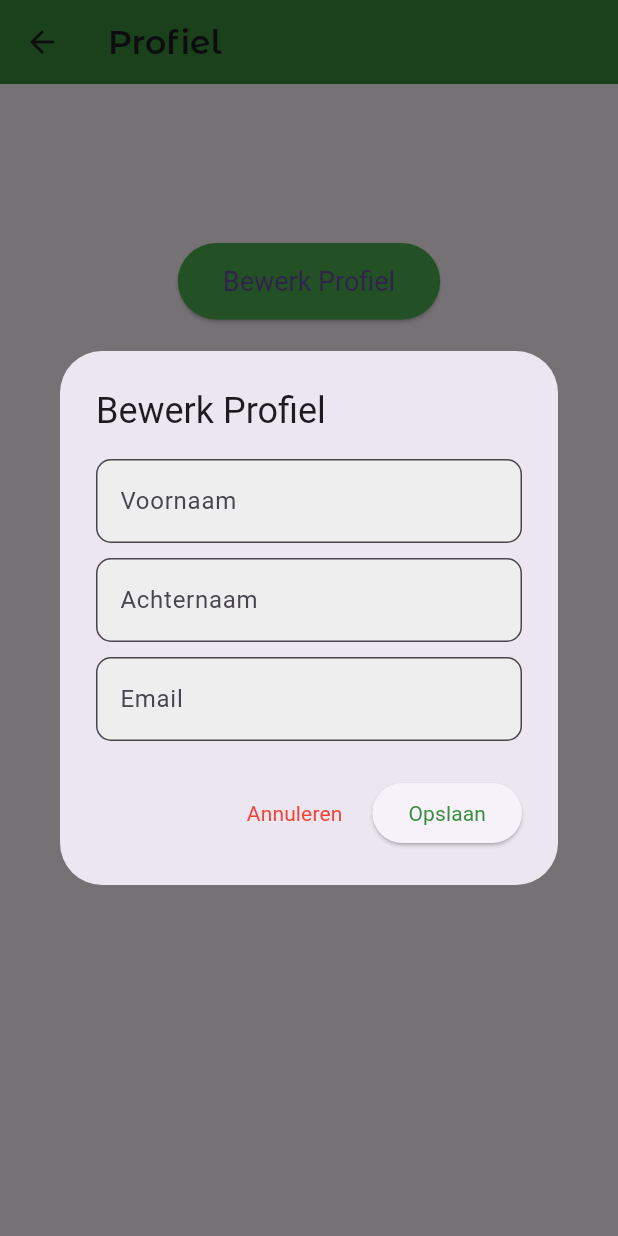
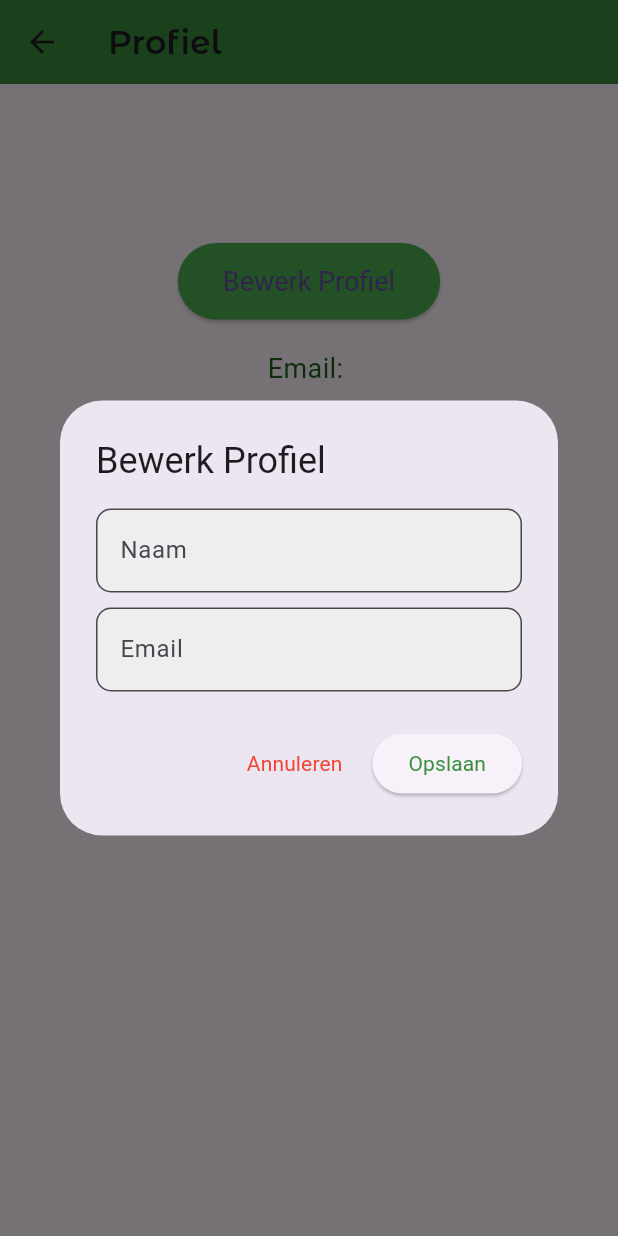
Before and after one commit to TomGijsbers/florafocus, a Flutter app: the ProfilePage screen opened directly with empty values, after a tap on "Bewerk Profiel", on a phone screen of 412 x 824 dp. Run offline on Flutter 3.47's test engine with Material 3 defaults, Android fonts, the light colour scheme and no system bars; network calls fail; project files that could hold a hidden picture were left out.

Commit message:
new user login/profile

```diff
--- a/lib/api/api_service.dart
+++ b/lib/api/api_service.dart
@@ -4,13 +4,13 @@ import 'package:http/http.dart'
 
 class ApiService {
   static const String baseUrl =
-      'https://dull-eggs-flash.loca.lt/users'; // De basis-URL van de API
+      'http://localhost:8083/api/user'; // De basis-URL van de API
 
   // Functie om gebruikers voor de leaderboard op te halen
   Future<List<Map<String, dynamic>>> fetchUsers() async {
     try {
-      final response = await http
-          .get(Uri.parse(baseUrl)); // Haal gebruikersgegevens op van de API
+      final response = await http.get(
+          Uri.parse('$baseUrl/all')); // Haal gebruikersgegevens op van de API
 
       if (response.statusCode == 200) {
         List<dynamic> data = json.decode(
--- a/lib/pages/profile_page.dart
+++ b/lib/pages/profile_page.dart
@@ -1,6 +1,7 @@
 import 'package:flutter/material.dart'; // Importeer de Flutter-material design bibliotheek
 import '/widgets/profile_header.dart'; // Importeer de ProfileHeader widget
 import '/widgets/edit_profile.dart'; // Importeer de EditProfileButton widget
+import '../api/api_service.dart'; // Importeer de ApiService
 
 class ProfilePage extends StatefulWidget {
   final Map<String, dynamic> user; // Gebruikersdata in de vorm van een map
@@ -14,29 +15,49 @@ class ProfilePage extends StatefulWidget {
 }
 
 class _ProfilePageState extends State<ProfilePage> {
-  late TextEditingController
-      _firstNameController; // Controller voor de voornaam
-  late TextEditingController
-      _lastNameController; // Controller voor de achternaam
+  late TextEditingController _nameController; // Controller voor de naam
   late TextEditingController _emailController; // Controller voor het emailadres
+  final ApiService apiService = ApiService(); // Instantie van ApiService
 
   @override
   void initState() {
     super.initState(); // Voer de initState van de superclass uit
     // Initialiseer de controllers met de huidige waarde van de gebruikersdata
-    _firstNameController =
-        TextEditingController(text: widget.user['first_name']);
-    _lastNameController = TextEditingController(text: widget.user['last_name']);
+    _nameController = TextEditingController(text: widget.user['name']);
     _emailController = TextEditingController(text: widget.user['email']);
+    _fetchUserData(); // Haal de gebruikersdata op van de API
   }
 
   @override
   void dispose() {
     // Ruim de controllers op wanneer de widget wordt verwijderd
-    _firstNameController.dispose();
-    _lastNameController.dispose();
+    _nameController.dispose();
     _emailController.dispose();
     super.dispose(); // Voer de dispose van de superclass uit
+  }
+
+  void _fetchUserData() async {
+    try {
+      List<Map<String, dynamic>> users = await apiService.fetchUsers();
+      // Zoek de gebruiker met het overeenkomende emailadres
+      Map<String, dynamic>? user = users.firstWhere(
+        (user) => user['email'] == widget.user['email'],
+        orElse: () => {},
+      );
+      if (user.isNotEmpty) {
+        // Controleer of de gebruiker niet leeg is
+        setState(() {
+          _nameController.text = user['name'];
+          _emailController.text = user['email'];
+        });
+        print(
+            'User data updated: ${user['name']}, ${user['email']}'); // Debug print
+      } else {
+        print('User not found'); // Debug print
+      }
+    } catch (e) {
+      print('Error fetching user data: $e');
+    }
   }
 
   void _showEditProfileModal(BuildContext context) {
@@ -52,25 +73,9 @@ class _ProfilePageState extends State<ProfilePage> {
               mainAxisSize: MainAxisSize.min, // Minimale hoogte van de kolom
               children: [
                 TextField(
-                  controller:
-                      _firstNameController, // Controller voor de voornaam
+                  controller: _nameController, // Controller voor de naam
                   decoration: InputDecoration(
-                    labelText: 'Voornaam', // Label voor het tekstveld
-                    border: OutlineInputBorder(
-                      borderRadius: BorderRadius.circular(
-                          10), // Hoeken van de rand afronden
-                    ),
-                    filled: true, // Vul het tekstveld
-                    fillColor:
-                        Colors.grey[200], // Achtergrondkleur van het tekstveld
-                  ),
-                ),
-                SizedBox(height: 10), // Ruimte tussen de tekstvelden
-                TextField(
-                  controller:
-                      _lastNameController, // Controller voor de achternaam
-                  decoration: InputDecoration(
-                    labelText: 'Achternaam', // Label voor het tekstveld
+                    labelText: 'Naam', // Label voor het tekstveld
                     border: OutlineInputBorder(
                       borderRadius: BorderRadius.circular(
                           10), // Hoeken van de rand afronden
@@ -113,8 +118,7 @@ class _ProfilePageState extends State<ProfilePage> {
               onPressed: () {
                 setState(() {
                   // Werk de gebruikersdata bij met de waarden uit de tekstvelden
-                  widget.user['first_name'] = _firstNameController.text;
-                  widget.user['last_name'] = _lastNameController.text;
+                  widget.user['name'] = _nameController.text;
                   widget.user['email'] = _emailController.text;
                 });
                 Navigator.of(context)
@@ -152,7 +156,7 @@ class _ProfilePageState extends State<ProfilePage> {
                 SizedBox(height: 20), // Ruimte boven de header
                 ProfileHeader(
                     userName:
-                        "${widget.user['first_name']} ${widget.user['last_name']}"), // Toon profielheader met naam
+                        _nameController.text), // Toon profielheader met naam
                 SizedBox(height: 20), // Ruimte onder de header
                 EditProfileButton(
                   onPressed: () {
@@ -162,7 +166,7 @@ class _ProfilePageState extends State<ProfilePage> {
                 ),
                 SizedBox(height: 20), // Ruimte onder de knop
                 Text(
-                  "Email: ${widget.user['email']}", // Toon het emailadres
+                  "Email: ${_emailController.text}", // Toon het emailadres
                   style: TextStyle(
                     fontSize: 18, // Tekstgrootte
                     color: Colors.green[900], // Tekstkleur
```
Also changed, not shown: json-server-local/db.json (+5 -10 lines), lib/pages/login_page.dart (+29 -37 lines).
